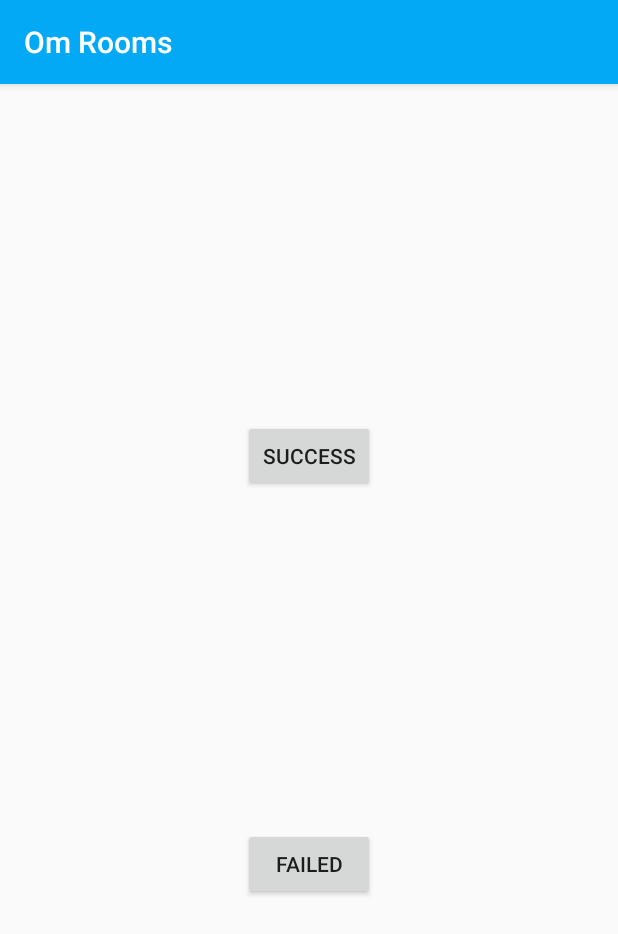
After one commit to anyemiuser/OmOwner-master-110819-1131, an Android app: the PaymentActivity screen opened directly, with no data from a screen before it, on a phone screen of 412 x 824 dp. The commit adds this screen. Shown: the top 934 px of the screen. Run offline under Robolectric (Android 15) with nearby library versions, the phone set to English and light mode, and no system bars.

Commit message:
Booking Api and Payment Module designed

```diff
--- a/app/src/main/java/com/anyemi/omrooms/Model/RoomPriceDetails.java
+++ b/app/src/main/java/com/anyemi/omrooms/Model/RoomPriceDetails.java
@@ -9,8 +9,8 @@ public class RoomPriceDetails extends RoomDetails {
         this.room_prices = room_prices;
     }
 
-    public RoomPriceDetails(String noofrooms, String room_type, String ac, String non_ac, String tv, String wheelchair, String bar, String laptop_friendly, String banquet_hall, String room_heater, String dinning_area, String mini_fridge, String power_backup, String elevator, String swimming_pool, String pre_book_meal, String parking_facility, String free_wifi, String card_payment, String gym, String hair_dryer, String laundry, String pet_friendly, String cctv_camera, String geyser, String conference_room, String room_master_image_url, String pay_at_hotel, String room_base_price, String room_discount_percentage, String room_occupation, String room_gst_rate, String room_service_rate, String room_other_rate, List<RoomPriceOnDate> room_prices) {
-        super(noofrooms, room_type, ac, non_ac, tv, wheelchair, bar, laptop_friendly, banquet_hall, room_heater, dinning_area, mini_fridge, power_backup, elevator, swimming_pool, pre_book_meal, parking_facility, free_wifi, card_payment, gym, hair_dryer, laundry, pet_friendly, cctv_camera, geyser, conference_room, room_master_image_url, pay_at_hotel, room_base_price, room_discount_percentage, room_occupation, room_gst_rate, room_service_rate, room_other_rate);
-        this.room_prices = room_prices;
+    public RoomPriceDetails(String noofrooms, String room_type, String ac, String non_ac, String tv, String wheelchair, String bar, String laptop_friendly, String banquet_hall, String room_heater, String dinning_area, String mini_fridge, String power_backup, String elevator, String swimming_pool, String pre_book_meal, String parking_facility, String free_wifi, String card_payment, String gym, String hair_dryer, String laundry, String pet_friendly, String cctv_camera, String geyser, String conference_room, String room_master_image_url, String pay_at_hotel, String room_base_price, String room_discount_percentage, String room_occupation, String room_gst_rate, String room_service_rate, String room_other_rate, List<RoomPriceOnDate> room_prices, List<RoomPriceOnDate> room_prices1) {
+        super(noofrooms, room_type, ac, non_ac, tv, wheelchair, bar, laptop_friendly, banquet_hall, room_heater, dinning_area, mini_fridge, power_backup, elevator, swimming_pool, pre_book_meal, parking_facility, free_wifi, card_payment, gym, hair_dryer, laundry, pet_friendly, cctv_camera, geyser, conference_room, room_master_image_url, pay_at_hotel, room_base_price, room_discount_percentage, room_occupation, room_gst_rate, room_service_rate, room_other_rate, room_prices);
+        this.room_prices = room_prices1;
     }
 }
--- /dev/null
+++ b/app/src/main/java/com/anyemi/omrooms/UI/PaymentActivity.java
@@ -0,0 +1,54 @@
+package com.anyemi.omrooms.UI;
+
+import android.app.Activity;
+import android.content.Intent;
+import android.support.v7.app.AppCompatActivity;
+import android.os.Bundle;
+import android.view.View;
+import android.widget.Button;
+import android.widget.TextView;
+
+import com.anyemi.omrooms.R;
+
+public class PaymentActivity extends AppCompatActivity implements View.OnClickListener {
+
+    private TextView price;
+    private Button success, failure;
+
+    @Override
+    protected void onCreate(Bundle savedInstanceState) {
+        super.onCreate(savedInstanceState);
+        setContentView(R.layout.activity_payment);
+
+        String priceT = getIntent().getStringExtra("price");
+
+        price = findViewById(R.id.price_text);
+        success = findViewById(R.id.success);
+        success.setOnClickListener(this);
+        failure = findViewById(R.id.failure);
+        failure.setOnClickListener(this);
+
+        price.setText(priceT);
+    }
+
+    @Override
+    public void onClick(View view) {
+        Intent resultIntent = getIntent();
+        switch (view.getId()){
+            case R.id.success:
+
+                resultIntent.putExtra("transactionId","1234525");
+                resultIntent.putExtra("status","s");
+                setResult(Activity.RESULT_OK,resultIntent);
+                finish();
+                break;
+            case R.id.failure:
+
+                resultIntent.putExtra("transactionId","125442");
+                resultIntent.putExtra("status","f");
+                setResult(Activity.RESULT_OK,resultIntent);
+                finish();
+                break;
+        }
+    }
+}
--- /dev/null
+++ b/app/src/main/res/layout/activity_payment.xml
@@ -0,0 +1,46 @@
+<?xml version="1.0" encoding="utf-8"?>
+<android.support.constraint.ConstraintLayout xmlns:android="http://schemas.android.com/apk/res/android"
+    xmlns:app="http://schemas.android.com/apk/res-auto"
+    xmlns:tools="http://schemas.android.com/tools"
+    android:layout_width="match_parent"
+    android:layout_height="match_parent"
+    tools:context=".UI.PaymentActivity">
+
+    <Button
+        android:id="@+id/success"
+        android:layout_width="wrap_content"
+        android:layout_height="wrap_content"
+        android:layout_marginStart="8dp"
+        android:layout_marginEnd="8dp"
+        android:text="Success"
+        app:layout_constraintBottom_toTopOf="@+id/failure"
+        app:layout_constraintEnd_toEndOf="parent"
+        app:layout_constraintStart_toStartOf="parent"
+        app:layout_constraintTop_toTopOf="parent" />
+
+    <Button
+        android:id="@+id/failure"
+        android:layout_width="wrap_content"
+        android:layout_height="wrap_content"
+        android:layout_marginStart="8dp"
+        android:layout_marginEnd="8dp"
+        android:text="Failed"
+        app:layout_constraintBottom_toBottomOf="parent"
+        app:layout_constraintEnd_toEndOf="parent"
+        app:layout_constraintStart_toStartOf="parent"
+        app:layout_constraintTop_toBottomOf="@+id/success" />
+
+    <TextView
+        android:id="@+id/price_text"
+        android:layout_width="wrap_content"
+        android:layout_height="wrap_content"
+        android:layout_marginStart="8dp"
+        android:layout_marginTop="8dp"
+        android:layout_marginEnd="8dp"
+        android:layout_marginBottom="8dp"
+        android:text="TextView"
+        app:layout_constraintBottom_toTopOf="@+id/success"
+        app:layout_constraintEnd_toEndOf="parent"
+        app:layout_constraintStart_toStartOf="parent"
+        app:layout_constraintTop_toTopOf="parent" />
+</android.support.constraint.ConstraintLayout>
```
Also changed, not shown: app/src/main/AndroidManifest.xml (+8 -5 lines), app/src/main/java/com/anyemi/omrooms/Adapters/RoomTypeAdapter.java (+15 -1 lines), app/src/main/java/com/anyemi/omrooms/Model/Booking.java (added, +52 -0 lines), app/src/main/java/com/anyemi/omrooms/Model/BookingModel.java (added, +213 -0 lines), app/src/main/java/com/anyemi/omrooms/Model/BookingResponse.java (added, +40 -0 lines), app/src/main/java/com/anyemi/omrooms/Model/RoomDetails.java (+21 -10 lines), app/src/main/java/com/anyemi/omrooms/Model/RoomPriceOnDate.java (+13 -13 lines), app/src/main/java/com/anyemi/omrooms/UI/HotelActivity.java (+117 -2 lines), app/src/main/java/com/anyemi/omrooms/api/OmRoomApi.java (+6 -1 lines), app/src/main/res/layout/alert_layout.xml (added, +37 -0 lines), app/src/main/res/layout/room_type_item.xml (+34 -0 lines).
